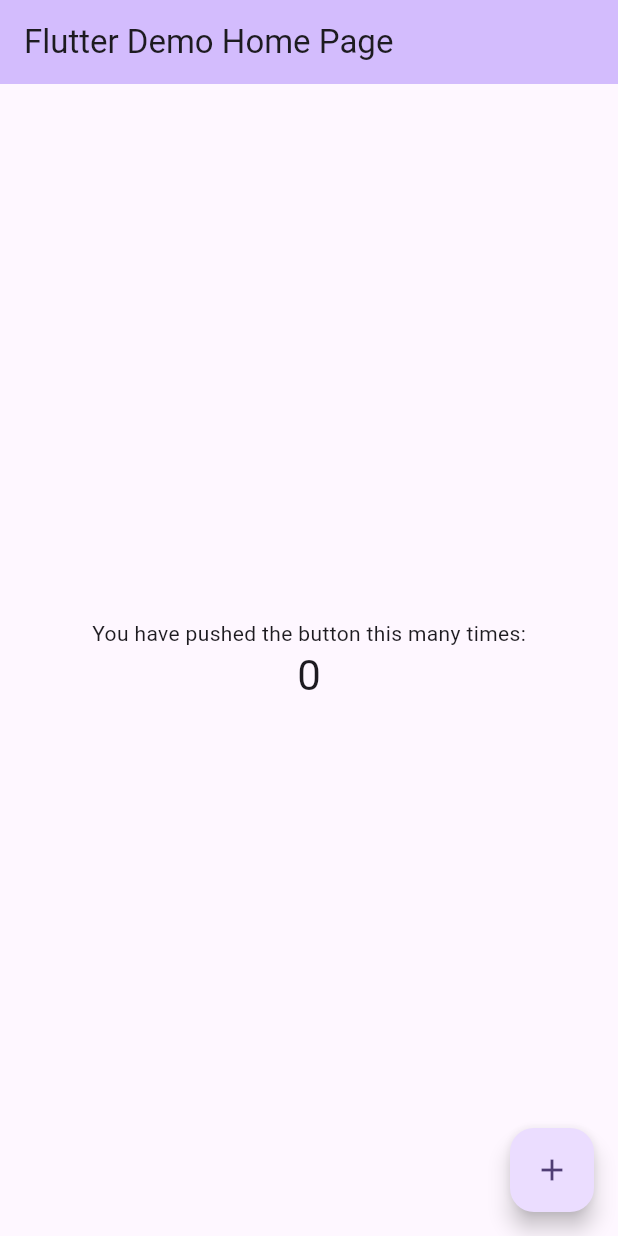
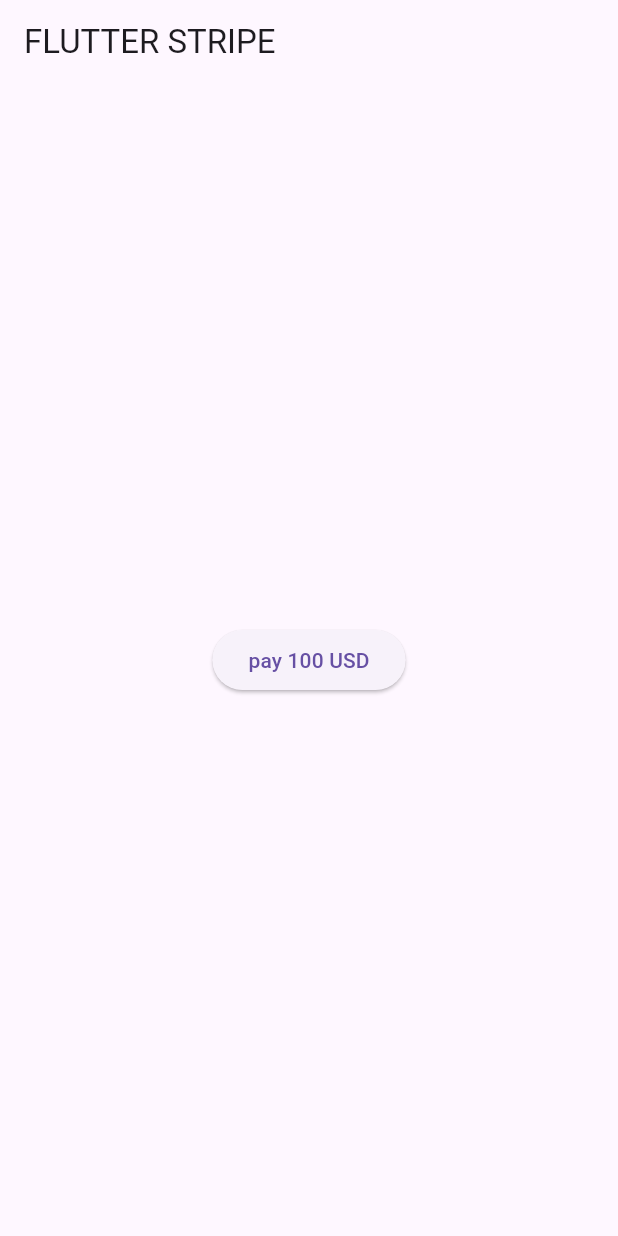
Before and after one commit to khaledgamal22/payment-integration, a Flutter app: the screen it shows after launch, on a phone screen of 412 x 824 dp. Run offline on Flutter 3.47's test engine with Material 3 defaults, Android fonts, the phone set to English and light mode, and no system bars; our stand-ins replace dio; missing offline and left inert: flutter_stripe.

Commit message:
finish payment stripe integration

```diff
--- /dev/null
+++ b/lib/home_view.dart
@@ -0,0 +1,22 @@
+import 'package:flutter/material.dart';
+import 'package:payment_getway/stripe_payment/payment_manager.dart';
+
+class HomeView extends StatelessWidget {
+  const HomeView({super.key});
+
+  @override
+  Widget build(BuildContext context) {
+    return Scaffold(
+      appBar: AppBar(
+        title: Text('FLUTTER STRIPE'),
+      ),
+      body: Center(
+        child: ElevatedButton(
+            onPressed: () {
+              PaymentManager.makePayment(amount: 100, currency: 'USD');
+            },
+            child: Text('pay 100 USD')),
+      ),
+    );
+  }
+}
--- a/lib/main.dart
+++ b/lib/main.dart
@@ -1,6 +1,10 @@
 import 'package:flutter/material.dart';
+import 'package:flutter_stripe/flutter_stripe.dart';
+import 'package:payment_getway/home_view.dart';
+import 'package:payment_getway/stripe_payment/stripe_keys.dart';
 
 void main() {
+  Stripe.publishableKey = StripeKeys.publishableKey;
   runApp(const MyApp());
 }
 
@@ -11,115 +15,7 @@
   @override
   Widget build(BuildContext context) {
     return MaterialApp(
-      title: 'Flutter Demo',
-      theme: ThemeData(
-        // This is the theme of your application.
-        //
-        // TRY THIS: Try running your application with "flutter run". You'll see
-        // the application has a purple toolbar. Then, without quitting the app,
-        // try changing the seedColor in the colorScheme below to Colors.green
-        // and then invoke "hot reload" (save your changes or press the "hot
-        // reload" button in a Flutter-supported IDE, or press "r" if you used
-        // the command line to start the app).
-        //
-        // Notice that the counter didn't reset back to zero; the application
-        // state is not lost during the reload. To reset the state, use hot
-        // restart instead.
-        //
-        // This works for code too, not just values: Most code changes can be
-        // tested with just a hot reload.
-        colorScheme: ColorScheme.fromSeed(seedColor: Colors.deepPurple),
-        useMaterial3: true,
-      ),
-      home: const MyHomePage(title: 'Flutter Demo Home Page'),
+      home: HomeView(),
     );
   }
 }
-
-class MyHomePage extends StatefulWidget {
-  const MyHomePage({super.key, required this.title});
-
-  // This widget is the home page of your application. It is stateful, meaning
-  // that it has a State object (defined below) that contains fields that affect
-  // how it looks.
-
-  // This class is the configuration for the state. It holds the values (in this
-  // case the title) provided by the parent (in this case the App widget) and
-  // used by the build method of the State. Fields in a Widget subclass are
-  // always marked "final".
-
-  final String title;
-
-  @override
-  State<MyHomePage> createState() => _MyHomePageState();
-}
-
-class _MyHomePageState extends State<MyHomePage> {
-  int _counter = 0;
-
-  void _incrementCounter() {
-    setState(() {
-      // This call to setState tells the Flutter framework that something has
-      // changed in this State, which causes it to rerun the build method below
-      // so that the display can reflect the updated values. If we changed
-      // _counter without calling setState(), then the build method would not be
-      // called again, and so nothing would appear to happen.
-      _counter++;
-    });
-  }
-
-  @override
-  Widget build(BuildContext context) {
-    // This method is rerun every time setState is called, for instance as done
-    // by the _incrementCounter method above.
-    //
-    // The Flutter framework has been optimized to make rerunning build methods
-    // fast, so that you can just rebuild anything that needs updating rather
-    // than having to individually change instances of widgets.
-    return Scaffold(
-      appBar: AppBar(
-        // TRY THIS: Try changing the color here to a specific color (to
-        // Colors.amber, perhaps?) and trigger a hot reload to see the AppBar
-        // change color while the other colors stay the same.
-        backgroundColor: Theme.of(context).colorScheme.inversePrimary,
-        // Here we take the value from the MyHomePage object that was created by
-        // the App.build method, and use it to set our appbar title.
-        title: Text(widget.title),
-      ),
-      body: Center(
-        // Center is a layout widget. It takes a single child and positions it
-        // in the middle of the parent.
-        child: Column(
-          // Column is also a layout widget. It takes a list of children and
-          // arranges them vertically. By default, it sizes itself to fit its
-          // children horizontally, and tries to be as tall as its parent.
-          //
-          // Column has various properties to control how it sizes itself and
-          // how it positions its children. Here we use mainAxisAlignment to
-          // center the children vertically; the main axis here is the vertical
-          // axis because Columns are vertical (the cross axis would be
-          // horizontal).
-          //
-          // TRY THIS: Invoke "debug painting" (choose the "Toggle Debug Paint"
-          // action in the IDE, or press "p" in the console), to see the
-          // wireframe for each widget.
-          mainAxisAlignment: MainAxisAlignment.center,
-          children: <Widget>[
-            const Text(
-              'You have pushed the button this many times:',
-            ),
-            Text(
-              '$_counter',
-              style: Theme.of(context).textTheme.headlineMedium,
-            ),
-          ],
-        ),
-      ),
-      floatingActionButton: FloatingActionButton(
-        onPressed: _incrementCounter,
-        tooltip: 'Increment',
-        child: const Icon(Icons.add),
-      ), // This trailing comma makes auto-formatting nicer for build methods.
-    );
-  }
-}
--- /dev/null
+++ b/lib/stripe_payment/payment_manager.dart
@@ -0,0 +1,50 @@
+import 'package:dio/dio.dart';
+import 'package:flutter_stripe/flutter_stripe.dart';
+import 'package:payment_getway/stripe_payment/stripe_keys.dart';
+
+abstract class PaymentManager {
+  static Future<void> makePayment({
+    required int amount,
+    required String currency,
+  }) async {
+    try {
+      String clientSecret = await _getPaymentIntentId(
+        amount: (amount * 100).toString(),
+        currency: currency,
+      );
+      await _initializePaymentSheet(clientSecret: clientSecret);
+      await Stripe.instance.presentPaymentSheet();
+    } catch (e) {
+      throw Exception(e.toString());
+    }
+  }
+
+  static Future<void> _initializePaymentSheet(
+      {required String clientSecret}) async {
+    await Stripe.instance.initPaymentSheet(
+      paymentSheetParameters: SetupPaymentSheetParameters(
+        paymentIntentClientSecret: clientSecret,
+        merchantDisplayName: 'Flutter Stripe Store',
+      ),
+    );
+  }
+
+  static Future<String> _getPaymentIntentId(
+      {required String amount, required String currency}) async {
+    Dio dio = Dio();
+    var response = await dio.post(
+      'https://api.stripe.com/v1/payment_intents',
+      options: Options(
+        headers: {
+          'Authorization': 'Bearer ${StripeKeys.secretKey}',
+          'Content-Type': 'application/x-www-form-urlencoded',
+        },
+      ),
+      data: {
+        'amount': amount,
+        'currency': currency,
+      },
+    );
+    return response.data["client_secret"];
+  }
+}
```
Also changed, not shown: pubspec.yaml (+4 -17 lines), pubspec.lock, web_entrypoint.dart (added), 8 other files.
